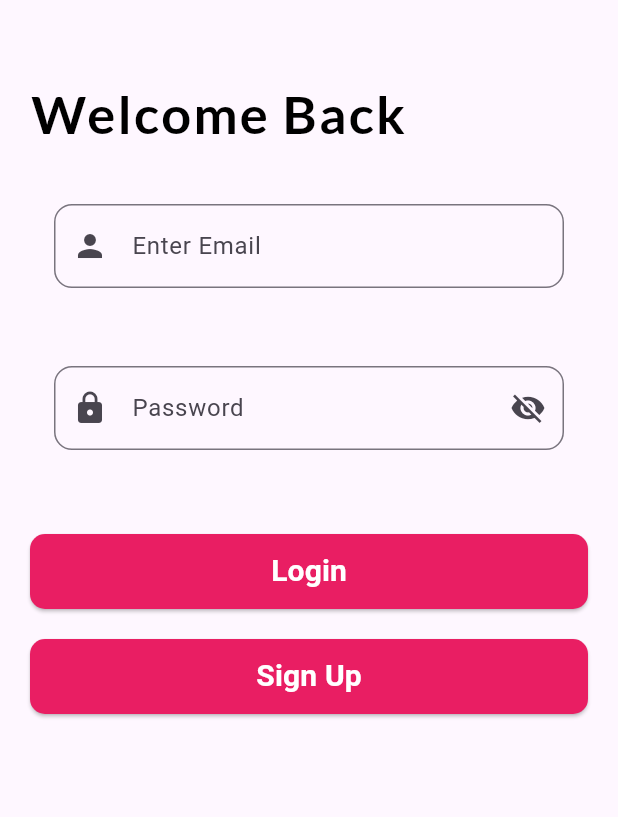
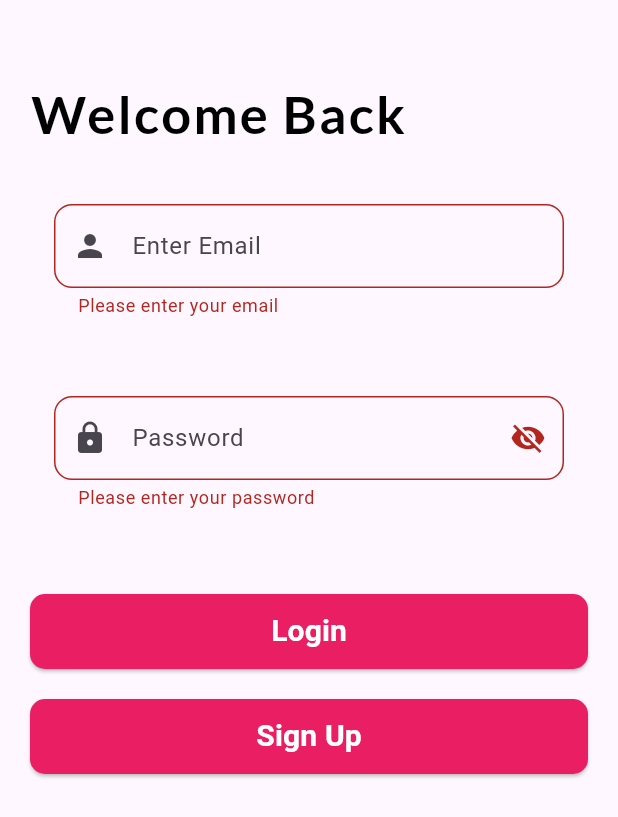
Before and after one commit to Yusra48/Ecommerce-app-stacked, a Flutter app: the LoginView screen opened by its route, after a tap on "Login", on a phone screen of 412 x 824 dp. Shown: the top 817 px of the screen. Run offline on Flutter 3.47's test engine with Material 3 defaults, Android fonts, the phone set to English and light mode, and no system bars; our stand-ins replace google_fonts, shared_preferences, stacked, stacked_services, stacked_shared; accounts and stored records are empty.

Commit message:
Update loginview.dart

```diff
--- a/lib/views/screens/loginview.dart
+++ b/lib/views/screens/loginview.dart
@@ -1,15 +1,46 @@
+import 'package:ecommerce_app/views/home/homeview.dart';
 import 'package:ecommerce_app/views/screens/signupview.dart';
 import 'package:flutter/material.dart';
 import 'package:google_fonts/google_fonts.dart';
+import 'package:shared_preferences/shared_preferences.dart';
 
-class LoginView extends StatelessWidget {
+class LoginView extends StatefulWidget {
   const LoginView({Key? key}) : super(key: key);
+
+  @override
+  _LoginViewState createState() => _LoginViewState();
+}
+
+class _LoginViewState extends State<LoginView> {
+  final TextEditingController _emailController = TextEditingController();
+  final TextEditingController _passwordController = TextEditingController();
+  final GlobalKey<FormState> _formKey = GlobalKey<FormState>();
+
+  void _saveUserCredentials(String email) async {
+    SharedPreferences prefs = await SharedPreferences.getInstance();
+    await prefs.setString('email', email);
+  }
+
+  void _login() {
+    final form = _formKey.currentState;
+    if (form!.validate()) {
+      String email = _emailController.text.trim();
+      _saveUserCredentials(email);
+
+      Navigator.pushReplacement(
+        context,
+        MaterialPageRoute(builder: (context) => HomeView()),
+      );
+    }
+  }
 
   @override
   Widget build(BuildContext context) {
     return Scaffold(
       body: Padding(
         padding: const EdgeInsets.only(top: 50.0, left: 20, right: 20),
+        child: Form(
+          key: _formKey,
           child: Column(
             mainAxisAlignment: MainAxisAlignment.start,
             crossAxisAlignment: CrossAxisAlignment.start,
@@ -27,6 +58,7 @@ class LoginView extends StatelessWidget {
               Padding(
                 padding: EdgeInsets.all(16),
                 child: TextFormField(
+                  controller: _emailController,
                   decoration: InputDecoration(
                     prefixIcon: const Icon(Icons.person),
                     hintText: 'Enter Email',
@@ -46,6 +78,7 @@ class LoginView extends StatelessWidget {
               Padding(
                 padding: EdgeInsets.all(16),
                 child: TextFormField(
+                  controller: _passwordController,
                   obscureText: true,
                   decoration: InputDecoration(
                     prefixIcon: const Icon(Icons.lock),
@@ -71,7 +104,7 @@ class LoginView extends StatelessWidget {
                 width: double.infinity,
                 height: 50,
                 child: ElevatedButton(
-                onPressed: () {},
+                  onPressed: _login,
                   style: ElevatedButton.styleFrom(
                     backgroundColor: Colors.pink,
                     shape: RoundedRectangleBorder(
@@ -97,7 +130,9 @@ class LoginView extends StatelessWidget {
                     Navigator.push(
                       context,
                       MaterialPageRoute(
-                          builder: (context) => const SignupView()));
+                        builder: (context) => const SignupView(),
+                      ),
+                    );
                   },
                   style: ElevatedButton.styleFrom(
                     backgroundColor: Colors.pink,
@@ -118,6 +153,7 @@ class LoginView extends StatelessWidget {
             ],
           ),
         ),
+      ),
     );
   }
 }
```
Lines whose indentation alone changed are shown as unchanged.
